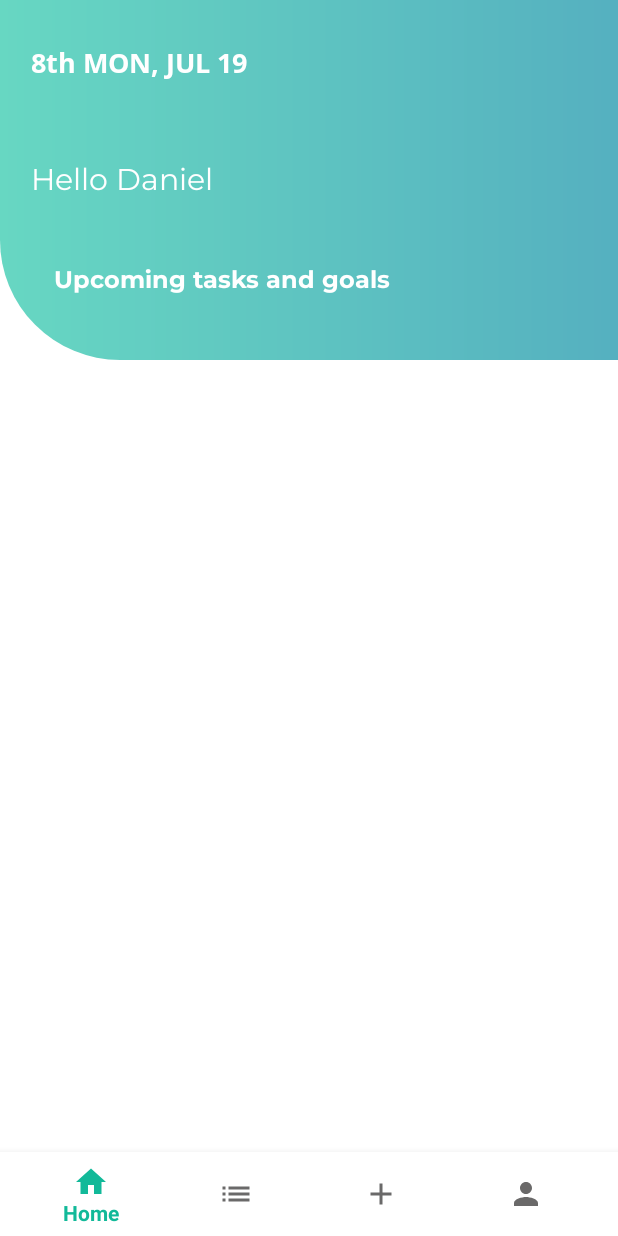
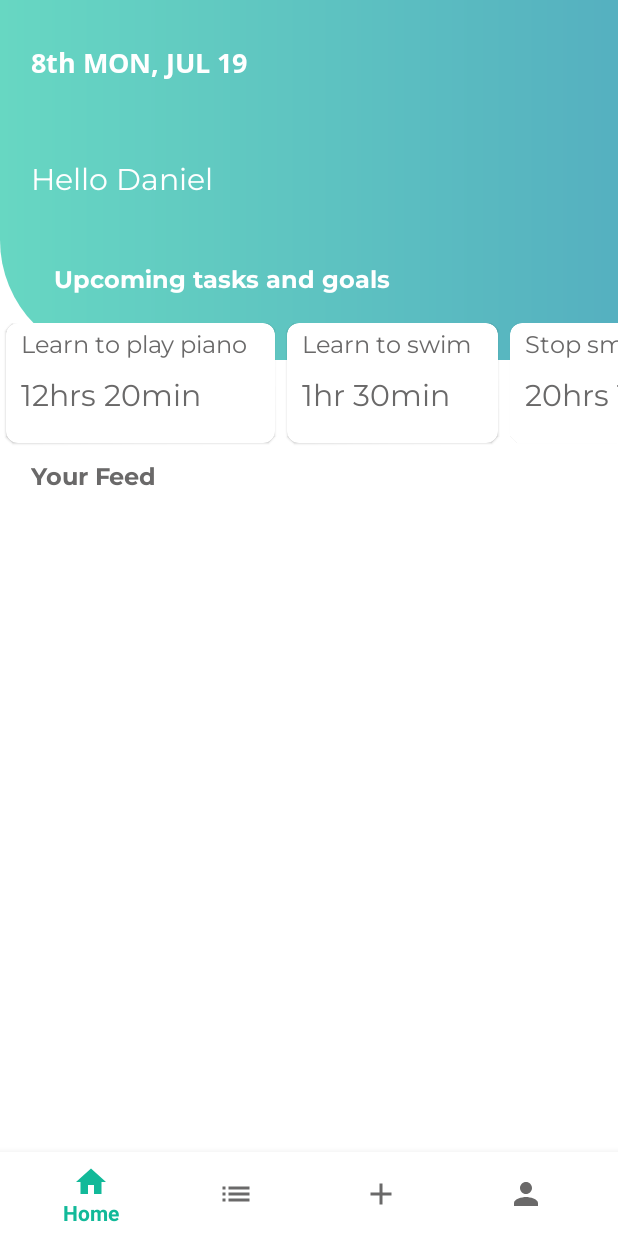
Before and after one commit to danielolamide/dream-catcher, an Android app: the screen it shows after launch (MainActivity), on a phone screen of 412 x 824 dp. Run offline under Robolectric (Android 15) with nearby library versions, the phone set to English and light mode, and no system bars.

Commit message:
Task RecyclerView

```diff
--- a/app/src/main/java/com/example/dreamcatcher/MainActivity.java
+++ b/app/src/main/java/com/example/dreamcatcher/MainActivity.java
@@ -9,6 +9,7 @@ import androidx.recyclerview.widget.RecyclerView;
 
 import android.content.Intent;
 import android.os.Bundle;
+import android.util.Log;
 import android.view.MenuItem;
 import android.view.View;
 import android.widget.TextView;
@@ -21,13 +22,14 @@ import java.util.ArrayList;
 import java.util.Calendar;
 
 public class MainActivity extends AppCompatActivity {
-    RecyclerView tasks_info;
-    TaskAdapter taskAdapter;
-    ArrayList<TaskModel> taskModels = new ArrayList<>();
+
+//    ArrayList<TaskModel> taskModels = new ArrayList<>();
 
     public static final String[] activeTasks ={"1"};
     public static final String[] taskNames = {"Learn to play piano","Learn to swim","Stop smoking"};
     public static final String[] timeRemaining = {"12hrs 20min","1hr 30min","20hrs 10min"};
+    private RecyclerView.Adapter mAdapter;
+    private RecyclerView.LayoutManager mLayoutManager;
 
     @Override
     protected void onCreate(Bundle savedInstanceState) {
@@ -77,19 +79,16 @@ public class MainActivity extends AppCompatActivity {
         TextView dateView = findViewById(R.id.date_text);
         dateView.setText(currentDay);
 
-        TaskModel taskModel = new TaskModel();
-        taskModel.setActiveTasks(activeTasks[0]);
-        for(int i = 0 ; i<taskNames.length; i++){
-            taskModel.setTaskName(taskNames[i]);
-            taskModel.setTaskTimeLeft(timeRemaining[i]);
-            taskModels.add(taskModel);
-
-        }
+//        taskModel.setActiveTasks(activeTasks[0]);
+        RecyclerView tasks_info;
+        TaskAdapter taskAdapter;
+        ArrayList<TaskModel> taskModels = fill();
         tasks_info = findViewById(R.id.recycler_task_details);
-        taskAdapter = new TaskAdapter(taskModels);
-        tasks_info.setLayoutManager(new LinearLayoutManager(this, LinearLayoutManager.HORIZONTAL, false));
-//        tasks_info.setItemAnimator(new DefaultItemAnimator());
-        tasks_info.setAdapter(taskAdapter);
+        tasks_info.setItemAnimator(new DefaultItemAnimator());
+        mAdapter = taskAdapter = new TaskAdapter( taskModels,getApplication());
+        mLayoutManager = new LinearLayoutManager(this, LinearLayoutManager.HORIZONTAL, false);
+        tasks_info.setLayoutManager(mLayoutManager);
+        tasks_info.setAdapter(mAdapter);
 
         BottomNavigationView bottomNavigationView = findViewById(R.id.bottomNavigation);
         bottomNavigationView.setOnNavigationItemSelectedListener(new BottomNavigationView.OnNavigationItemSelectedListener() {
@@ -122,7 +121,13 @@ public class MainActivity extends AppCompatActivity {
         });
     }
 
-
+    public ArrayList<TaskModel> fill() {
+        ArrayList<TaskModel> taskModels = new ArrayList<>();
+        for(int i = 0 ; i<taskNames.length; i++){
+            taskModels.add(new TaskModel(taskNames[i],timeRemaining[i]));
+        }
+        return taskModels;
+    }
 
     //Get suffix for date
     public String getDateSuffix(int day){
--- a/app/src/main/java/com/example/dreamcatcher/TaskAdapter.java
+++ b/app/src/main/java/com/example/dreamcatcher/TaskAdapter.java
@@ -5,33 +5,20 @@ import android.view.LayoutInflater;
 import android.view.View;
 import android.view.ViewGroup;
 import android.widget.TextView;
-
 import androidx.annotation.NonNull;
 import androidx.recyclerview.widget.RecyclerView;
-
 import java.util.ArrayList;
 import java.util.List;
 
 public class TaskAdapter extends RecyclerView.Adapter<RecyclerView.ViewHolder>{
-
-    public static final int TYPE_ACTIVE_COUNT = 0;
-    public static final int TYPE_TASKS = 1;
     List<TaskModel> TaskList;
     Context context;
 
-    public TaskAdapter(List<TaskModel> TaskList) {
+    public TaskAdapter(List<TaskModel> TaskList, Context context) {
         this.TaskList = TaskList;
+        this.context = context;
     }
 
-    public class ActiveTasksViewHolder extends RecyclerView.ViewHolder{
-        public TextView activeTasks;
-
-        public ActiveTasksViewHolder(View view){
-            super(view);
-            activeTasks = view.findViewById(R.id.active_task_number);
-
-        }
-    }
 
     public class TasksViewHolder extends RecyclerView.ViewHolder{
         public TextView taskName, taskRemainingTime;
@@ -44,53 +31,23 @@ public class TaskAdapter extends RecyclerView.Adapter<RecyclerView.ViewHolder>{
     }
 
     @Override
-    public int getItemViewType(int position){
-       if(position < 1){
-           return TYPE_ACTIVE_COUNT;
-       }
-       else{
-           return TYPE_TASKS;
-       }
-    }
-    @Override
     public RecyclerView.ViewHolder onCreateViewHolder(ViewGroup parent, int viewType){
         View view;
-        switch (viewType){
-            case TYPE_ACTIVE_COUNT:
-                  view = LayoutInflater.from(parent.getContext()).inflate(R.layout.active_task_item,parent,false);
-                ActiveTasksViewHolder viewHolder= new ActiveTasksViewHolder(view);
-                context = parent.getContext();
-                return viewHolder;
-            case TYPE_TASKS:
-                view  = LayoutInflater.from(parent.getContext()).inflate(R.layout.task_layout_item,parent,false);
-                TasksViewHolder viewHolder2 = new TasksViewHolder(view);
-                context = parent.getContext();
-                return viewHolder2;
-            default:
-                throw new IllegalArgumentException("Invalid");
-        }
+        view  = LayoutInflater.from(parent.getContext()).inflate(R.layout.task_layout_item,parent,false);
+        TasksViewHolder viewHolder2 = new TasksViewHolder(view);
+        context = parent.getContext();
+        return viewHolder2;
     }
 
     @Override
     public void onBindViewHolder(RecyclerView.ViewHolder holder,final int position){
         TaskModel taskModel = TaskList.get(position);
-        switch(holder.getItemViewType()){
-            case TYPE_ACTIVE_COUNT:
-                ActiveTasksViewHolder atv = (ActiveTasksViewHolder) holder;
-                atv.activeTasks.setText(taskModel.getActiveTasks());
-                break;
-            case TYPE_TASKS:
-                TasksViewHolder tvh = (TasksViewHolder) holder;
-                tvh.taskName.setText(taskModel.getTaskName());
-                tvh.taskRemainingTime.setText(taskModel.getTaskTimeLeft());
-                break;
-            default:
-                throw new IllegalArgumentException("Failed");
-
-        }
+        TasksViewHolder tvh = (TasksViewHolder) holder;
+        tvh.taskName.setText(taskModel.taskName);
+        tvh.taskRemainingTime.setText(taskModel.taskTimeLeft);
     }
     @Override
     public int getItemCount(){
-        return 0;
+        return TaskList.size();
     }
 }
--- a/app/src/main/java/com/example/dreamcatcher/TaskModel.java
+++ b/app/src/main/java/com/example/dreamcatcher/TaskModel.java
@@ -1,32 +1,13 @@
 package com.example.dreamcatcher;
 
 public class TaskModel {
-    private String taskName;
-    private String activeTasks;
-    private String taskTimeLeft;
+    public String taskName;
+    public String activeTasks;
+    public String taskTimeLeft;
 
-    public String getTaskName() {
-        return taskName;
-    }
 
-    public void setTaskName(String taskName) {
+    public TaskModel(String taskName, String taskTimeLeft) {
         this.taskName = taskName;
-    }
-
-    public String getActiveTasks() {
-        return activeTasks;
-    }
-
-    public void setActiveTasks(String activeTasks) {
-        this.activeTasks = activeTasks;
-    }
-
-    public String getTaskTimeLeft() {
-        return taskTimeLeft;
-    }
-
-    public void setTaskTimeLeft(String taskTimeLeft) {
         this.taskTimeLeft = taskTimeLeft;
     }
-
 }
--- a/app/src/main/res/layout/activity_create_task.xml
+++ b/app/src/main/res/layout/activity_create_task.xml
@@ -68,6 +68,7 @@
         android:background="@drawable/white_border"
         android:elevation="2dp"
         android:popupBackground="#FFFFFF"
+        android:backgroundTint="@color/blackGray"
         style="@style/spinnerTheme"
         app:layout_constraintBottom_toTopOf="@+id/guideline15"
         app:layout_constraintEnd_toStartOf="@+id/guideline13"
--- a/app/src/main/res/layout/activity_main.xml
+++ b/app/src/main/res/layout/activity_main.xml
@@ -36,6 +36,7 @@
         app:layout_constraintVertical_bias="0.20" />
 
     <TextView
+        android:id="@+id/textView19"
         android:layout_width="wrap_content"
         android:layout_height="wrap_content"
         android:layout_marginStart="8dp"
@@ -84,12 +85,25 @@
         android:id="@+id/recycler_task_details"
         android:layout_width="match_parent"
         android:layout_height="wrap_content"
-        android:layout_marginStart="8dp"
+        android:layout_marginTop="16dp"
+        app:layout_constraintEnd_toEndOf="parent"
+        app:layout_constraintHorizontal_bias="1.0"
+        app:layout_constraintStart_toStartOf="parent"
+        app:layout_constraintTop_toBottomOf="@+id/textView19" />
+
+    <TextView
+        android:layout_width="wrap_content"
+        android:layout_height="wrap_content"
+        android:layout_marginTop="8dp"
         android:layout_marginEnd="8dp"
+        android:text="Your Feed"
+        android:textColor="@color/blackGray"
+        android:textSize="@dimen/sub1"
+        app:fontFamily='@font/montserrat_bold'
         app:layout_constraintEnd_toEndOf="parent"
-        app:layout_constraintStart_toStartOf="parent"
-        app:layout_constraintTop_toBottomOf="@+id/imageView3" />
-
+        app:layout_constraintHorizontal_bias="0.0"
+        app:layout_constraintStart_toStartOf="@+id/guideline21"
+        app:layout_constraintTop_toBottomOf="@+id/recycler_task_details" />
 
     <androidx.constraintlayout.widget.Guideline
         android:id="@+id/guideline21"
@@ -112,4 +126,11 @@
         android:orientation="horizontal"
         app:layout_constraintGuide_percent="0.45" />
 
+    <androidx.constraintlayout.widget.Guideline
+        android:id="@+id/guideline26"
+        android:layout_width="wrap_content"
+        android:layout_height="wrap_content"
+        android:orientation="horizontal"
+        app:layout_constraintGuide_percent="0.60601914" />
+
 </androidx.constraintlayout.widget.ConstraintLayout>
--- a/app/src/main/res/layout/task_layout_item.xml
+++ b/app/src/main/res/layout/task_layout_item.xml
@@ -5,10 +5,14 @@
         xmlns:tools="http://schemas.android.com/tools"
         app:cardBackgroundColor="@android:color/white"
         app:cardCornerRadius="8dp"
+        android:layout_marginLeft="4dp"
+        android:layout_marginRight="4dp"
+        android:layout_marginBottom="4dp"
         app:strokeColor="@android:color/white"
-        app:cardElevation="4dp"
         android:layout_width="wrap_content"
-        android:layout_height="wrap_content">
+        android:layout_height="wrap_content"
+        android:minHeight="80dp"
+        android:minWidth="100dp">
 
         <androidx.constraintlayout.widget.ConstraintLayout
             android:layout_width="match_parent"
@@ -41,7 +45,7 @@
                 android:layout_marginEnd="8dp"
                 android:text="18h 24m left"
                 android:textColor="@color/blackGray"
-                android:textSize="@dimen/h5"
+                android:textSize="@dimen/h6"
                 app:fontFamily="@font/montserrat"
                 app:layout_constraintBottom_toBottomOf="parent"
                 app:layout_constraintEnd_toEndOf="parent"
```
Also changed, not shown: app/src/main/res/layout/active_task_item.xml (+6 -1 lines).
